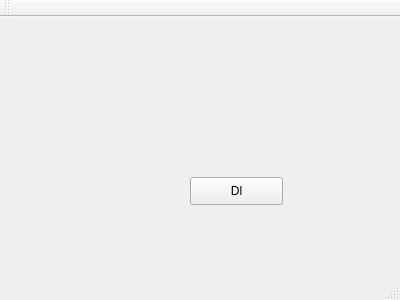
First picture: the form in auroramonitor.ui, repository Angele-/auroramonitor, before the edit.
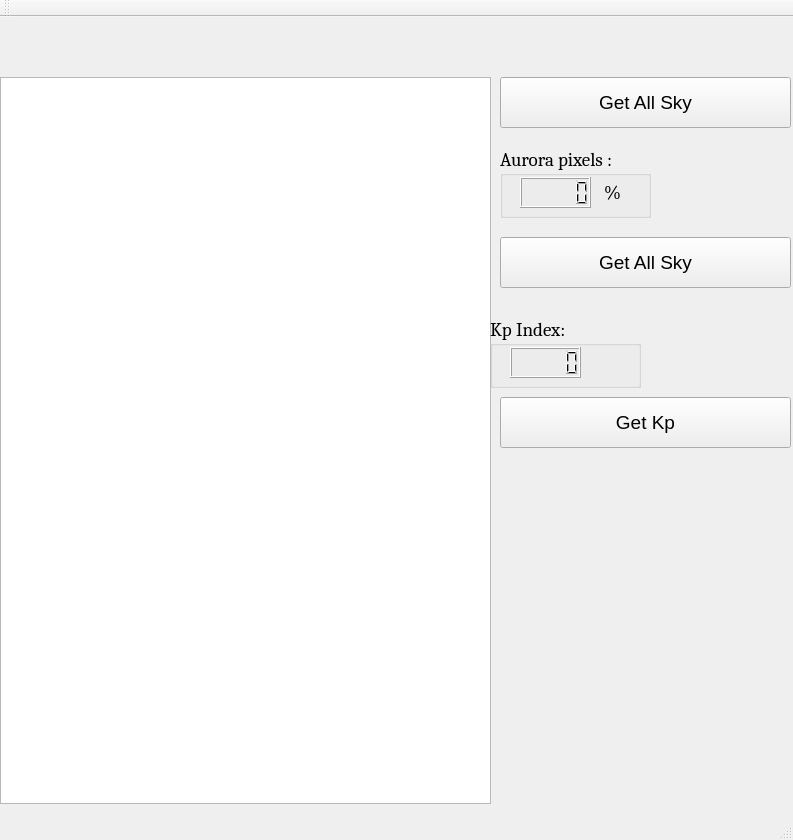
Second picture: the form after the edit.

Commit message: all sky and kp working, aurora pixels to be fixed

The edit to the form file:
```diff
--- a/auroramonitor.ui
+++ b/auroramonitor.ui
@@ -6,8 +6,8 @@
    <rect>
     <x>0</x>
     <y>0</y>
-    <width>400</width>
-    <height>300</height>
+    <width>793</width>
+    <height>840</height>
    </rect>
   </property>
   <property name="windowTitle">
@@ -17,14 +17,136 @@
    <widget class="QPushButton" name="pushButton">
     <property name="geometry">
      <rect>
-      <x>190</x>
-      <y>160</y>
-      <width>93</width>
-      <height>28</height>
+      <x>500</x>
+      <y>60</y>
+      <width>291</width>
+      <height>51</height>
      </rect>
     </property>
+    <property name="font">
+     <font>
+      <pointsize>14</pointsize>
+     </font>
+    </property>
     <property name="text">
-     <string>Dl</string>
+     <string>Get All Sky</string>
+    </property>
+   </widget>
+   <widget class="QGraphicsView" name="allskyGraphicsView">
+    <property name="geometry">
+     <rect>
+      <x>0</x>
+      <y>60</y>
+      <width>491</width>
+      <height>727</height>
+     </rect>
+    </property>
+   </widget>
+   <widget class="QGroupBox" name="groupBox">
+    <property name="geometry">
+     <rect>
+      <x>500</x>
+      <y>130</y>
+      <width>151</width>
+      <height>71</height>
+     </rect>
+    </property>
+    <property name="font">
+     <font>
+      <family>Cambria</family>
+      <pointsize>14</pointsize>
+     </font>
+    </property>
+    <property name="title">
+     <string>Aurora pixels :</string>
+    </property>
+    <widget class="QLCDNumber" name="lcdNumber">
+     <property name="geometry">
+      <rect>
+       <x>20</x>
+       <y>30</y>
+       <width>71</width>
+       <height>31</height>
+      </rect>
+     </property>
+    </widget>
+    <widget class="QLabel" name="label">
+     <property name="geometry">
+      <rect>
+       <x>104</x>
+       <y>35</y>
+       <width>21</width>
+       <height>21</height>
+      </rect>
+     </property>
+     <property name="text">
+      <string>%</string>
+     </property>
+    </widget>
+   </widget>
+   <widget class="QGroupBox" name="groupBox_2">
+    <property name="geometry">
+     <rect>
+      <x>490</x>
+      <y>300</y>
+      <width>151</width>
+      <height>71</height>
+     </rect>
+    </property>
+    <property name="font">
+     <font>
+      <family>Cambria</family>
+      <pointsize>14</pointsize>
+     </font>
+    </property>
+    <property name="title">
+     <string>Kp Index:</string>
+    </property>
+    <widget class="QLCDNumber" name="lcdKp">
+     <property name="geometry">
+      <rect>
+       <x>20</x>
+       <y>30</y>
+       <width>71</width>
+       <height>31</height>
+      </rect>
+     </property>
+    </widget>
+   </widget>
+   <widget class="QPushButton" name="getKpButton">
+    <property name="geometry">
+     <rect>
+      <x>500</x>
+      <y>380</y>
+      <width>291</width>
+      <height>51</height>
+     </rect>
+    </property>
+    <property name="font">
+     <font>
+      <pointsize>14</pointsize>
+     </font>
+    </property>
+    <property name="text">
+     <string>Get Kp</string>
+    </property>
+   </widget>
+   <widget class="QPushButton" name="getAuroraPixelsButton">
+    <property name="geometry">
+     <rect>
+      <x>500</x>
+      <y>220</y>
+      <width>291</width>
+      <height>51</height>
+     </rect>
+    </property>
+    <property name="font">
+     <font>
+      <pointsize>14</pointsize>
+     </font>
+    </property>
+    <property name="text">
+     <string>Get All Sky</string>
     </property>
    </widget>
   </widget>
```
Left out of the diff: 6 changed lines with no effect on the pictures. The commit also changes 2 other files.
